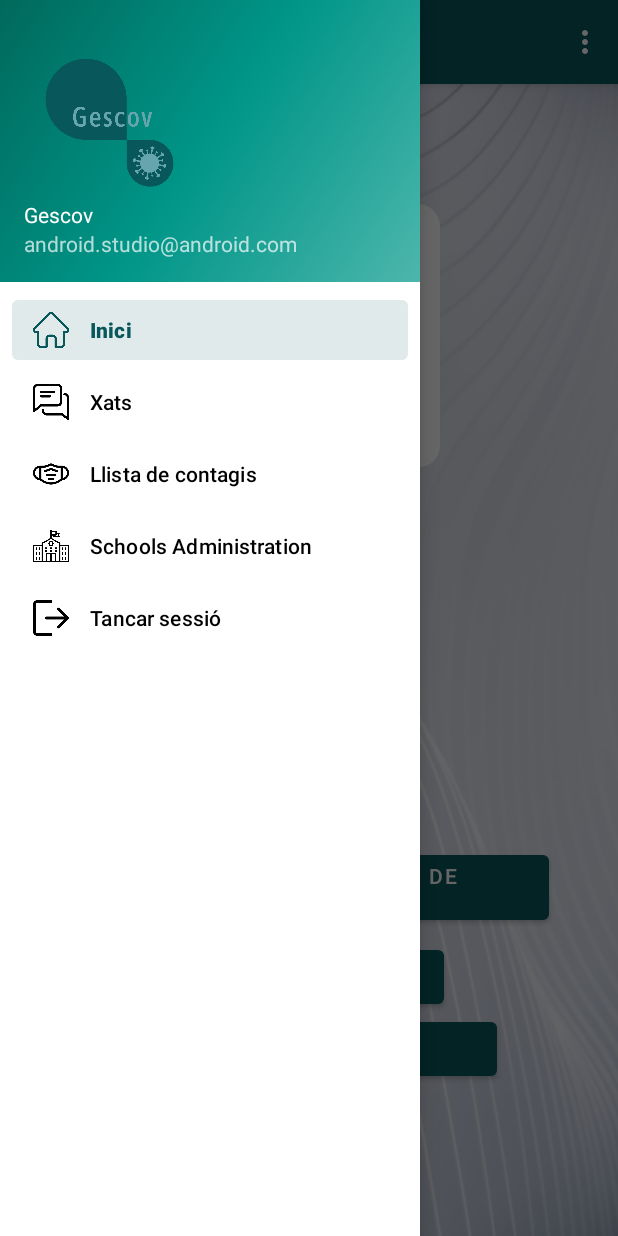
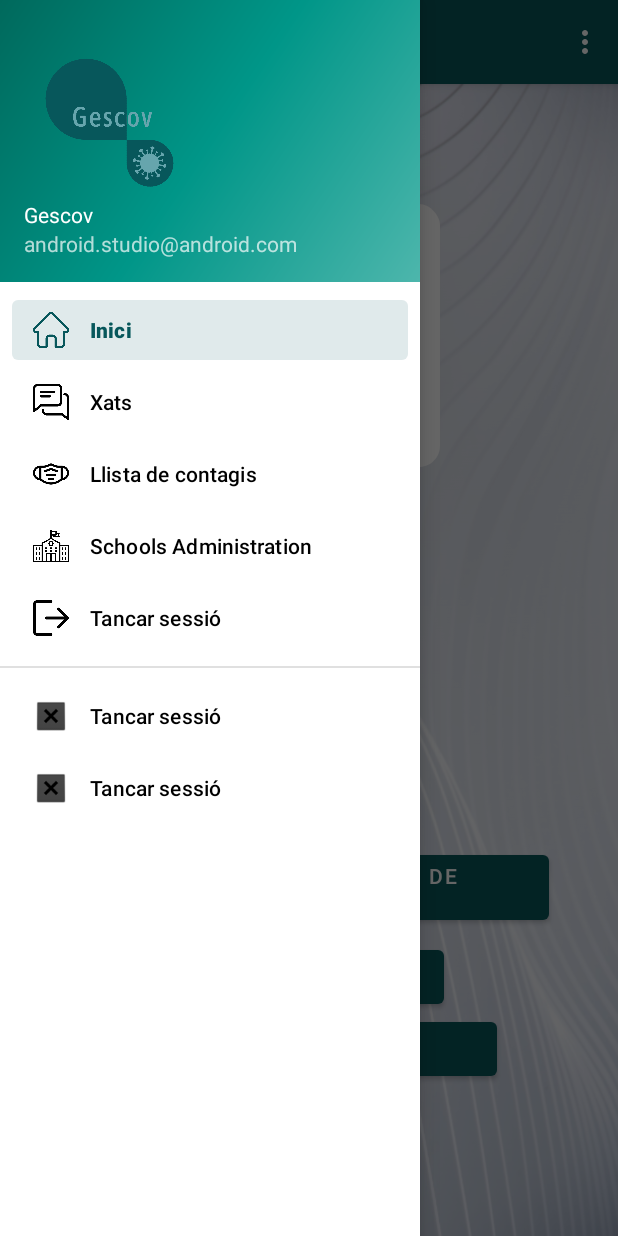
Before and after one commit to Porkins4/PES_Gescov_APP, an Android app: the NavigationMenu screen opened directly, with no data from a screen before it, with the side drawer open, on a phone screen of 412 x 824 dp. Run offline under Robolectric (Android 15) with nearby library versions, the phone set to English and light mode, and no system bars; our stand-ins replace Picasso, navigation-ui; pictures from the network do not load; 1 statement that could not run was skipped.

Commit message:
afegides dues seccions del menu + separador del menu

```diff
--- a/app/src/main/java/com/example/gescov/viewlayer/navigation/NavigationMenu.java
+++ b/app/src/main/java/com/example/gescov/viewlayer/navigation/NavigationMenu.java
@@ -43,7 +43,7 @@ public class NavigationMenu extends AppCompatActivity {
         // Passing each menu ID as a set of Ids because each
         // menu should be considered as top level destinations.
         mAppBarConfiguration = new AppBarConfiguration.Builder(
-                R.id.nav_home, R.id.ContagionList, R.id.schoolAdministration,R.id.chat_list)
+                R.id.nav_home, R.id.ContagionList, R.id.schoolAdministration,R.id.chat_list,R.id.blankFragment,R.id.blankFragment2)
                 .setDrawerLayout(drawer)
                 .build();
         NavController navController = Navigation.findNavController(this, R.id.nav_host_fragment);
--- a/app/src/main/res/menu/activity_main_drawer.xml
+++ b/app/src/main/res/menu/activity_main_drawer.xml
@@ -29,4 +29,18 @@
             android:title="@string/logout_text" />
     </group>
 
+    <group
+        android:id="@+id/group2"
+        android:checkableBehavior="none">
+        <item
+            android:id="@+id/blankFragment"
+            android:icon="@android:drawable/btn_dialog"
+            android:title="@string/logout_text" />
+
+        <item
+            android:id="@+id/blankFragment2"
+            android:icon="@android:drawable/btn_dialog"
+            android:title="@string/logout_text" />
+    </group>
+
 </menu>
```
Also changed, not shown: app/src/main/java/com/example/gescov/viewlayer/freefragment1/BlankFragment.java (added, +37 -0 lines), app/src/main/java/com/example/gescov/viewlayer/freefragment1/BlankViewModel.java (added, +7 -0 lines), app/src/main/java/com/example/gescov/viewlayer/freefragment2/BlankFragment.java (added, +38 -0 lines), app/src/main/java/com/example/gescov/viewlayer/freefragment2/BlankViewModel.java (added, +7 -0 lines), app/src/main/res/layout/blank_fragment.xml (added, +13 -0 lines), app/src/main/res/layout/blank_fragment2.xml (added, +13 -0 lines), app/src/main/res/navigation/mobile_navigation.xml (+10 -0 lines).
